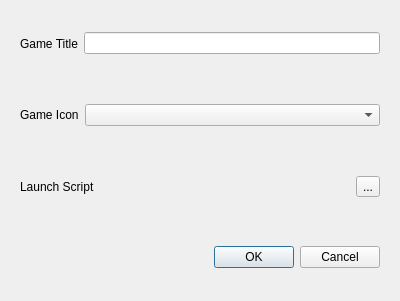
The window that UI/add_new_game_dialogue.ui (TRACTOR-MAN/Pretty_Game_Launcher) describes before a commit, drawn with Qt 5.
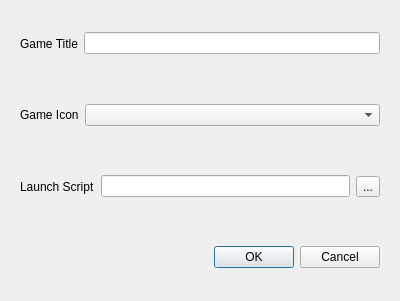
The same window after the commit.

Diff of the .ui file:
```diff
--- a/UI/add_new_game_dialogue.ui
+++ b/UI/add_new_game_dialogue.ui
@@ -11,7 +11,7 @@
    </rect>
   </property>
   <property name="sizePolicy">
-   <sizepolicy hsizetype="Preferred" vsizetype="Preferred">
+   <sizepolicy hsizetype="Fixed" vsizetype="Fixed">
     <horstretch>0</horstretch>
     <verstretch>0</verstretch>
    </sizepolicy>
@@ -69,6 +69,9 @@
         </property>
        </widget>
       </item>
+      <item>
+       <widget class="QLineEdit" name="selectedFile"/>
+      </item>
       <item>
        <widget class="QToolButton" name="toolButton">
         <property name="text">
```
Left out of the diff: 24 changed lines with no effect on the pictures.
